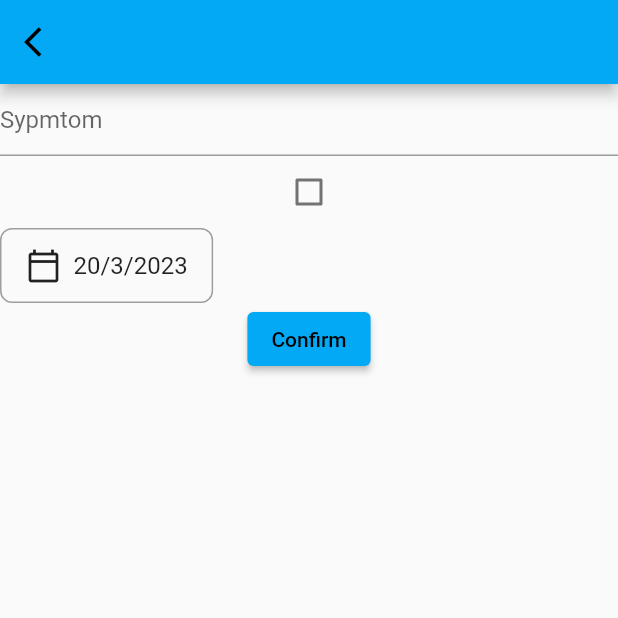
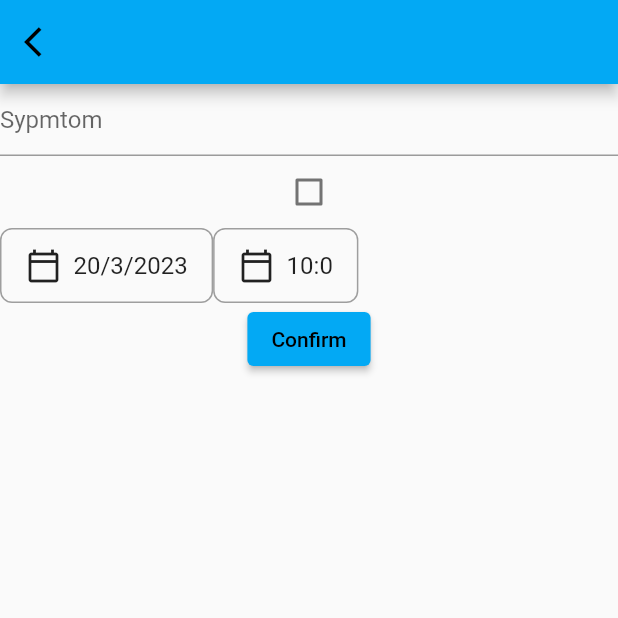
Before and after one commit to saturnooi/Project47-Mobile, a Flutter app: the Homepage screen opened directly, after a tap on "Booking", on a phone screen of 412 x 824 dp, the top half of it. Run offline on Flutter 3.47's test engine with Material 2 defaults, Android fonts, the phone set to English and light mode, and no system bars; missing offline and left inert: postgres.

Commit message:
Insert appointment

```diff
--- a/lib/components/homepage_function.dart
+++ b/lib/components/homepage_function.dart
@@ -21,7 +21,9 @@ class HomeFunction extends StatelessWidget {
                 Navigator.push(
                   context,
                   MaterialPageRoute(
-                    builder: (context) => QueuePage(),
+                    builder: (context) => QueuePage(
+                      userId: 1,
+                    ),
                   ),
                 );
               },
@@ -48,7 +50,9 @@ class HomeFunction extends StatelessWidget {
                 Navigator.push(
                   context,
                   MaterialPageRoute(
-                    builder: (context) => Appointment(),
+                    builder: (context) => Appointment(
+                      userId: 1,
+                    ),
                   ),
                 );
               },
--- a/lib/pages/appointment.dart
+++ b/lib/pages/appointment.dart
@@ -1,29 +1,100 @@
 import 'package:flutter/material.dart';
+import 'package:postgres/postgres.dart';
 
 class Appointment extends StatefulWidget {
-  const Appointment({super.key});
+  const Appointment({Key? key, required this.userId}) : super(key: key);
+
+  final int userId;
 
   @override
   State<Appointment> createState() => _AppointmentState();
 }
 
 class _AppointmentState extends State<Appointment> {
-  final symptom = TextEditingController();
+  final _formKey = GlobalKey<FormState>();
+  final _symtomController = TextEditingController();
   bool? isCheckbox = false;
   DateTime selectedDate = DateTime.now();
+  TimeOfDay selectedTime = TimeOfDay.now().replacing(minute: 0);
 
   Future<void> _selectDate(BuildContext context) async {
     final DateTime? picked = await showDatePicker(
       context: context,
       initialDate: selectedDate,
-      firstDate: DateTime(1900),
-      lastDate: DateTime(2100),
+      firstDate: DateTime(2023),
+      lastDate: DateTime(2025),
     );
     if (picked != null && picked != selectedDate) {
       setState(() {
         selectedDate = picked;
       });
     }
+  }
+
+  Future<void> _selectTime(BuildContext context) async {
+    final TimeOfDay? picked = await showTimePicker(
+      context: context,
+      initialTime: selectedTime,
+      builder: (BuildContext context, Widget? child) {
+        return MediaQuery(
+          data: MediaQuery.of(context).copyWith(alwaysUse24HourFormat: true),
+          child: child!,
+        );
+      },
+    );
+    if (picked != null && picked != selectedTime) {
+      setState(() {
+        selectedTime = picked;
+      });
+    }
+  }
+
+  List<TimeOfDay> getAvailableTimes() {
+    final start = TimeOfDay(hour: 8, minute: 0);
+    final end = TimeOfDay(hour: 17, minute: 0);
+    final availableTimes = <TimeOfDay>[];
+    var time = start;
+    while (time == end) {
+      availableTimes.add(time);
+      time = time.replacing(
+          minute: time.minute == 0 ? 30 : 0,
+          hour: time.minute == 30 ? time.hour + 1 : time.hour);
+    }
+    return availableTimes;
+  }
+
+  late PostgreSQLConnection _connection;
+
+  @override
+  void initState() {
+    super.initState();
+    _connectToDatabase();
+  }
+
+  Future<void> _connectToDatabase() async {
+    _connection = PostgreSQLConnection(
+      'localhost',
+      5432,
+      'clinic',
+      username: 'postgres',
+      password: '1234',
+    );
+
+    await _connection.open();
+  }
+
+  Future<void> _insertAppointment() async {
+    final String symtom = _symtomController.text;
+
+    await _connection.query(
+      'INSERT INTO appointment (patient_id, symtom, date_appoint,time_appoint) VALUES (@patient_id,@symtom, @date_appoint, @time_appoint)',
+      substitutionValues: {
+        'patient_id': widget.userId,
+        'symtom': symtom,
+        'date_appoint': selectedDate.toIso8601String(),
+        'time_appoint': selectedTime.format(context),
+      },
+    );
   }
 
   @override
@@ -43,7 +114,7 @@ class _AppointmentState extends State<Appointment> {
           child: Column(
             children: [
               TextField(
-                controller: symptom,
+                controller: _symtomController,
                 decoration: InputDecoration(
                   hintText: "Sypmtom",
                 ),
@@ -81,11 +152,33 @@ class _AppointmentState extends State<Appointment> {
                       ),
                     ),
                   ),
+                  InkWell(
+                    onTap: () => _selectTime(context),
+                    child: Container(
+                      padding: EdgeInsets.symmetric(
+                          vertical: 12.0, horizontal: 16.0),
+                      decoration: BoxDecoration(
+                        border: Border.all(color: Colors.grey),
+                        borderRadius: BorderRadius.circular(8.0),
+                      ),
+                      child: Row(
+                        children: [
+                          Icon(Icons.calendar_today_outlined),
+                          SizedBox(width: 8.0),
+                          Text(
+                            "${selectedTime.hour}:${selectedTime.minute}",
+                            style: TextStyle(fontSize: 16.0),
+                          ),
+                        ],
+                      ),
+                    ),
+                  ),
                 ],
               ),
               ElevatedButton(
                 onPressed: () {
                   debugPrint("Elevated Button");
+                  _insertAppointment();
                 },
                 child: const Text('Confirm'),
               ),
--- a/lib/pages/home_page.dart
+++ b/lib/pages/home_page.dart
@@ -19,25 +19,25 @@ class _HomepageState extends State<Homepage> {
       body: SingleChildScrollView(
         child: Column(
           children: [
-            AspectRatio(
-              aspectRatio: 1.0, // Set aspect ratio to 1:1 for a square shape
-              child: Image.network(
-                'https://img.freepik.com/free-vector/people-sitting-hospital-corridor-waiting-doctor-patient-clinic-visit-flat-vector-illustration-medicine-healthcare_74855-8507.jpg?w=360', // Replace with your image URL
-                fit: BoxFit.cover, // Scale and crop the image to fit the box
-              ),
-            ),
+            // AspectRatio(
+            //   aspectRatio: 1.0, // Set aspect ratio to 1:1 for a square shape
+            //   child: Image.network(
+            //     'https://img.freepik.com/free-vector/people-sitting-hospital-corridor-waiting-doctor-patient-clinic-visit-flat-vector-illustration-medicine-healthcare_74855-8507.jpg?w=360', // Replace with your image URL
+            //     fit: BoxFit.cover, // Scale and crop the image to fit the box
+            //   ),
+            // ),
             const HomeFunction(),
             const SizedBox(
               height: 30,
             ),
-            BlogSlide(
-              imageUrls: [
-                'https://www.seraclinics.com/wp-content/uploads/2023/02/FD202.png',
-                'https://www.storynow.co/wp-content/uploads/2022/07/DMC-PR-News-02-628x628.jpg',
-                'https://www.rcskinclinic.com/getattachment/news-activities/%E0%B8%AA%E0%B8%B2%E0%B8%82%E0%B8%B2%E0%B8%97%E0%B8%B5%E0%B9%88%E0%B9%80%E0%B8%9B%E0%B8%B4%E0%B8%94%E0%B9%83%E0%B8%AB%E0%B9%89%E0%B8%9A%E0%B8%A3%E0%B8%B4%E0%B8%81%E0%B8%B2%E0%B8%A3%E0%B8%8A%E0%B9%88%E0%B8%A7%E0%B8%87%E0%B8%9B%E0%B8%B5%E0%B9%83%E0%B8%AB%E0%B8%A1%E0%B9%88-2019/news-clinic-close-New-year62-detail-(4).jpg.aspx',
-                'https://www.slcclinic.com/uploads/images/211224150018W474-940p.jpg',
-              ],
-            ),
+            // BlogSlide(
+            //   imageUrls: [
+            //     'https://www.seraclinics.com/wp-content/uploads/2023/02/FD202.png',
+            //     'https://www.storynow.co/wp-content/uploads/2022/07/DMC-PR-News-02-628x628.jpg',
+            //     'https://www.rcskinclinic.com/getattachment/news-activities/%E0%B8%AA%E0%B8%B2%E0%B8%82%E0%B8%B2%E0%B8%97%E0%B8%B5%E0%B9%88%E0%B9%80%E0%B8%9B%E0%B8%B4%E0%B8%94%E0%B9%83%E0%B8%AB%E0%B9%89%E0%B8%9A%E0%B8%A3%E0%B8%B4%E0%B8%81%E0%B8%B2%E0%B8%A3%E0%B8%8A%E0%B9%88%E0%B8%A7%E0%B8%87%E0%B8%9B%E0%B8%B5%E0%B9%83%E0%B8%AB%E0%B8%A1%E0%B9%88-2019/news-clinic-close-New-year62-detail-(4).jpg.aspx',
+            //     'https://www.slcclinic.com/uploads/images/211224150018W474-940p.jpg',
+            //   ],
+            // ),
             const SizedBox(
               height: 30,
             ),
--- a/pubspec.yaml
+++ b/pubspec.yaml
@@ -38,6 +38,7 @@ dependencies:
   # The following adds the Cupertino Icons font to your application.
   # Use with the CupertinoIcons class for iOS style icons.
   cupertino_icons: ^1.0.2
+  intl: ^0.18.0
 
 dev_dependencies:
 
```
Also changed, not shown: lib/pages/main_page.dart (+6 -2 lines), lib/pages/queue_page.dart (+67 -4 lines), pubspec.lock, 5 other files.
